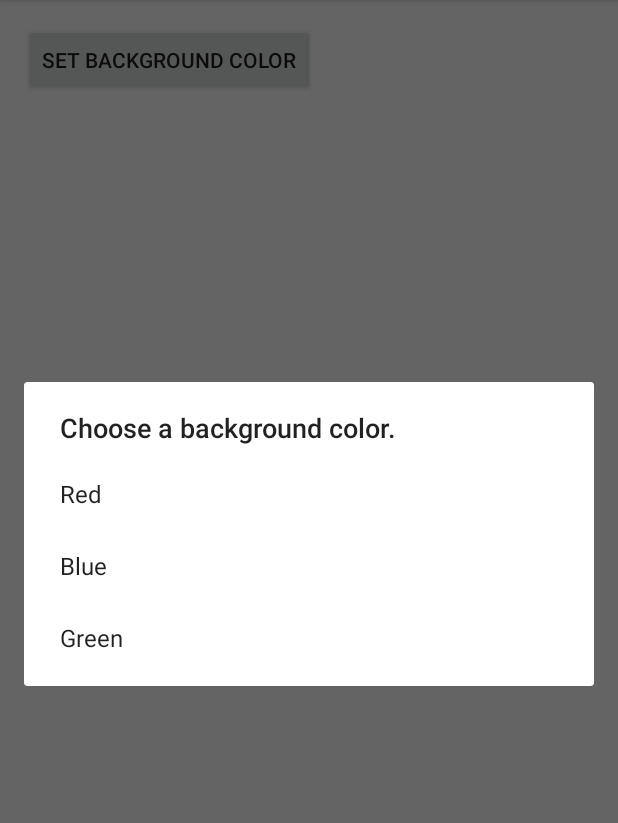
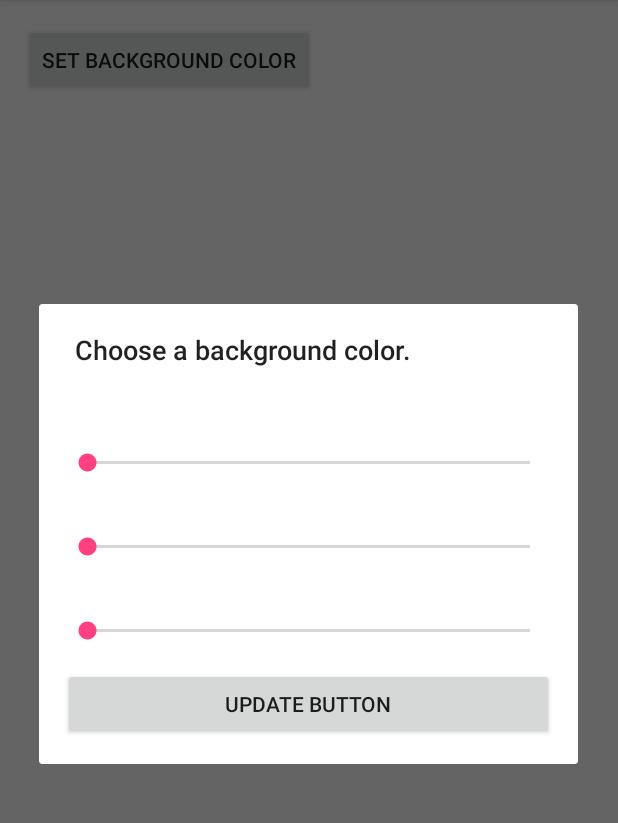
Before and after one commit to brendon21c/ColorPickerDialog, an Android app: the screen it shows after launch (ColorActivity), after a tap on "SET BACKGROUND COLOR", on a phone screen of 412 x 824 dp, the part 84-907 px from its top. Run offline under Robolectric (Android 15) with nearby library versions, the phone set to English and light mode, and no system bars.

Commit message:
Added a RGB Seekbar option

```diff
--- a/ColorPickerDialog/app/src/main/java/com/brendon/colorpickerdialog/ColorActivity.java
+++ b/ColorPickerDialog/app/src/main/java/com/brendon/colorpickerdialog/ColorActivity.java
@@ -1,10 +1,12 @@
 package com.brendon.colorpickerdialog;
 
+import android.graphics.Color;
 import android.support.v7.app.AppCompatActivity;
 import android.os.Bundle;
 import android.view.View;
 import android.widget.Button;
 import android.widget.RelativeLayout;
+import android.widget.SeekBar;
 
 public class ColorActivity extends AppCompatActivity implements
 ColorPickerDialogFragment.ColorDialogSelectionListener{
@@ -22,6 +24,8 @@ ColorPickerDialogFragment.ColorDialogSelectionListener{
         mBackground = (RelativeLayout) findViewById(R.id.background);
         mChooseBackgroundColor = (Button) findViewById(R.id.show_color_dialog_button);
 
+
+
         mChooseBackgroundColor.setOnClickListener(new View.OnClickListener() {
             @Override
             public void onClick(View view) {
@@ -35,9 +39,9 @@ ColorPickerDialogFragment.ColorDialogSelectionListener{
     }
 
     @Override
-    public void colorSelected(int color) {
+    public void colorSelected(int colorRed, int colorGreen, int colorBlue) {
 
-        mBackground.setBackgroundColor(color);
+        mBackground.setBackgroundColor(Color.rgb(colorRed,colorGreen,colorBlue));
 
     }
 }
--- a/ColorPickerDialog/app/src/main/java/com/brendon/colorpickerdialog/ColorPickerDialogFragment.java
+++ b/ColorPickerDialog/app/src/main/java/com/brendon/colorpickerdialog/ColorPickerDialogFragment.java
@@ -8,21 +8,49 @@ import android.content.DialogInterface;
 import android.graphics.Color;
 import android.os.Bundle;
 import android.support.v7.app.AlertDialog;
-
+import android.view.KeyEvent;
+import android.view.LayoutInflater;
+import android.view.View;
+import android.widget.Button;
+import android.widget.SeekBar;
+import android.widget.TextView;
 
 
 public class ColorPickerDialogFragment extends DialogFragment{
 
+    /*
     // The data is the text to be displayed in the dialog's list
     final CharSequence[] COLOR_CHOICES = {"Red", "Blue", "Green"};
 
     // Color Values
     final int[] COLOR_VALUES = {Color.RED,Color.BLUE, Color.GREEN};
+    */
+
+    // New section for Scrollbars
+    SeekBar mScrollBarRed;
+    SeekBar mScrollBarBlue;
+    SeekBar mScrollBarGreen;
+
+    TextView mScrollValueRed;
+    TextView mScrollValueGreen;
+    TextView mScrollValueBlue;
+
+
+    //User selected colors for custom color.
+    int mColorValueRed;
+    int mColorValueGreen;
+    int mColorValueBlue;
+
+    Button mUpdateButton;
+
+
+
+
 
     // Interface for the listener
     interface ColorDialogSelectionListener {
 
-        void colorSelected(int color);
+        void colorSelected(int colorRed, int colorGreen, int colorBlue);
 
     }
 
@@ -56,19 +84,106 @@ public class ColorPickerDialogFragment extends DialogFragment{
     @Override
     public Dialog onCreateDialog(Bundle savedInstanceState) {
 
-        AlertDialog.Builder builder = new AlertDialog.Builder(getActivity());
-        builder.setTitle("Choose a background color.")
-                .setItems(COLOR_CHOICES, new DialogInterface.OnClickListener() {
-                    @Override
-                    public void onClick(DialogInterface dialogInterface, int which) {
+
+        final AlertDialog.Builder builder = new AlertDialog.Builder(getActivity());
+        builder.setTitle("Choose a background color.");
+
+        LayoutInflater inflater = getActivity().getLayoutInflater();
+
+        final View v = inflater.inflate(R.layout.color_picker_rgb_scale, null);
+        builder.setView(v);
+
+        mUpdateButton = (Button) v.findViewById(R.id.update_button);
+
+        mScrollBarRed = (SeekBar) v.findViewById(R.id.scrollbar_red);
+        mScrollBarBlue = (SeekBar)  v.findViewById(R.id.scrollbar_blue);
+        mScrollBarGreen = (SeekBar)  v.findViewById(R.id.scrollbar_green);
+
+        mScrollValueRed = (TextView) v.findViewById(R.id.scroll_bar_value_red);
+        mScrollValueGreen = (TextView) v.findViewById(R.id.scrollbar_value_green);
+        mScrollValueBlue = (TextView) v.findViewById(R.id.scrollbar_value_blue);
+
+        // displays the total for Red scrollbar and sets color value.
+        mScrollBarRed.setOnSeekBarChangeListener(new SeekBar.OnSeekBarChangeListener() {
+            @Override
+            public void onProgressChanged(SeekBar seekBar, int value, boolean b) {
+
+                mScrollValueRed.setText("Red value: " + value);
+                mColorValueRed = value;
+
+            }
+
+            @Override
+            public void onStartTrackingTouch(SeekBar seekBar) {
+
+            }
+
+            @Override
+            public void onStopTrackingTouch(SeekBar seekBar) {
+
+            }
+        });
+
+        // displays the total for the Green scrollbar and sets color value.
+
+        mScrollBarGreen.setOnSeekBarChangeListener(new SeekBar.OnSeekBarChangeListener() {
+            @Override
+            public void onProgressChanged(SeekBar seekBar, int value, boolean b) {
+
+                mScrollValueGreen.setText("Green value: " + value);
+                mColorValueGreen = value;
+
+            }
+
+            @Override
+            public void onStartTrackingTouch(SeekBar seekBar) {
+
+            }
+
+            @Override
+            public void onStopTrackingTouch(SeekBar seekBar) {
+
+            }
+        });
+
+        // displays the total for the Blue scrollbar and sets color value.
+
+        mScrollBarBlue.setOnSeekBarChangeListener(new SeekBar.OnSeekBarChangeListener() {
+            @Override
+            public void onProgressChanged(SeekBar seekBar, int value, boolean b) {
+
+                mScrollValueBlue.setText("Blue value: " + value);
+                mColorValueBlue = value;
+            }
+
+            @Override
+            public void onStartTrackingTouch(SeekBar seekBar) {
+
+            }
+
+            @Override
+            public void onStopTrackingTouch(SeekBar seekBar) {
+
+            }
+        });
+
+        // Will Change the screen to the RGB color code.
+        mUpdateButton.setOnClickListener(new View.OnClickListener() {
+            @Override
+            public void onClick(View view) {
+
+                mListener.colorSelected(mColorValueRed, mColorValueGreen, mColorValueBlue);
 
 
-                        mListener.colorSelected(COLOR_VALUES[which]);
-                    }
-                });
+            }
+        });
+
+
 
         return builder.create();
     }
 
 
+
+
 }
--- /dev/null
+++ b/ColorPickerDialog/app/src/main/res/layout/color_picker_rgb_scale.xml
@@ -0,0 +1,52 @@
+<?xml version="1.0" encoding="utf-8"?>
+<LinearLayout xmlns:android="http://schemas.android.com/apk/res/android"
+              android:orientation="vertical"
+              android:layout_width="match_parent"
+              android:layout_height="match_parent"
+              android:padding="16dp">
+
+    <TextView
+        android:layout_width="match_parent"
+        android:layout_height="wrap_content"
+        android:id="@+id/scroll_bar_value_red"
+        android:padding="1dp"/>
+
+    <SeekBar
+        android:layout_width="match_parent"
+        android:layout_height="wrap_content"
+        android:id="@+id/scrollbar_red"
+        android:max="255"
+        android:padding="16dp"/>
+
+    <TextView
+        android:layout_width="match_parent"
+        android:layout_height="wrap_content"
+        android:id="@+id/scrollbar_value_blue"
+        android:padding="1dp"/>
+
+    <SeekBar
+        android:layout_width="match_parent"
+        android:layout_height="wrap_content"
+        android:id="@+id/scrollbar_blue"
+        android:max="255"/>
+
+    <TextView
+        android:layout_width="match_parent"
+        android:layout_height="wrap_content"
+        android:id="@+id/scrollbar_value_green"
+        android:padding="1dp"/>
+
+    <SeekBar
+        android:layout_width="match_parent"
+        android:layout_height="wrap_content"
+        android:padding="16dp"
+        android:id="@+id/scrollbar_green"
+        android:max="255"/>
+
+    <Button
+        android:layout_width="match_parent"
+        android:layout_height="wrap_content"
+        android:id="@+id/update_button"
+        android:text="Update Button"/>
+
+</LinearLayout>
```
